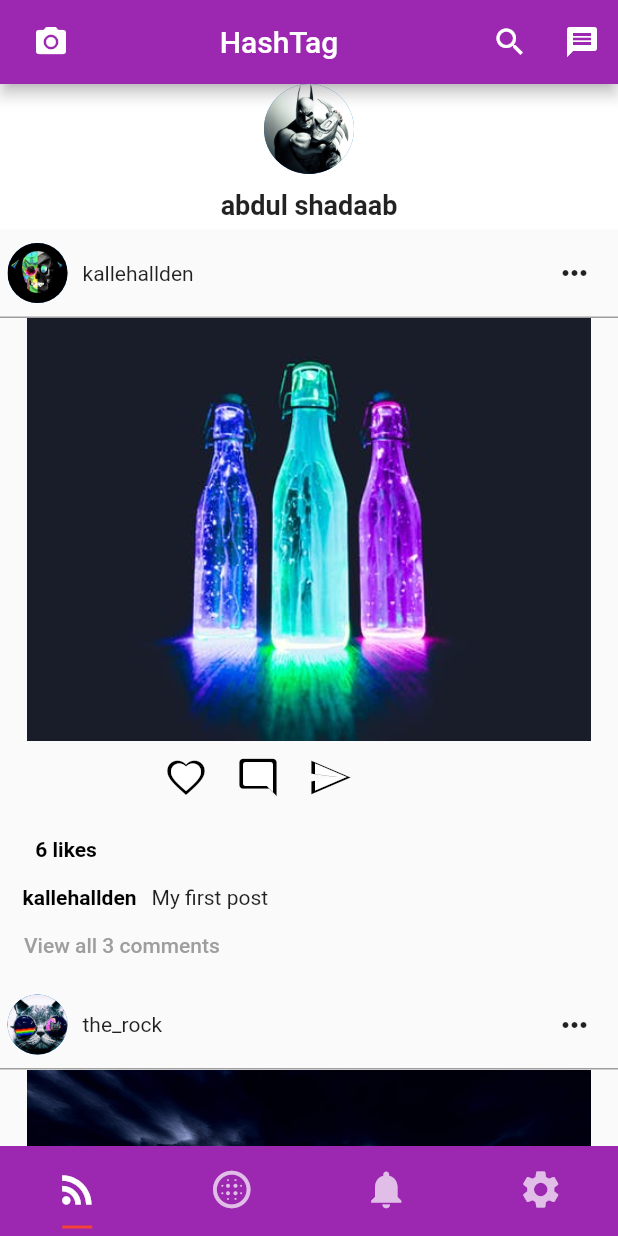
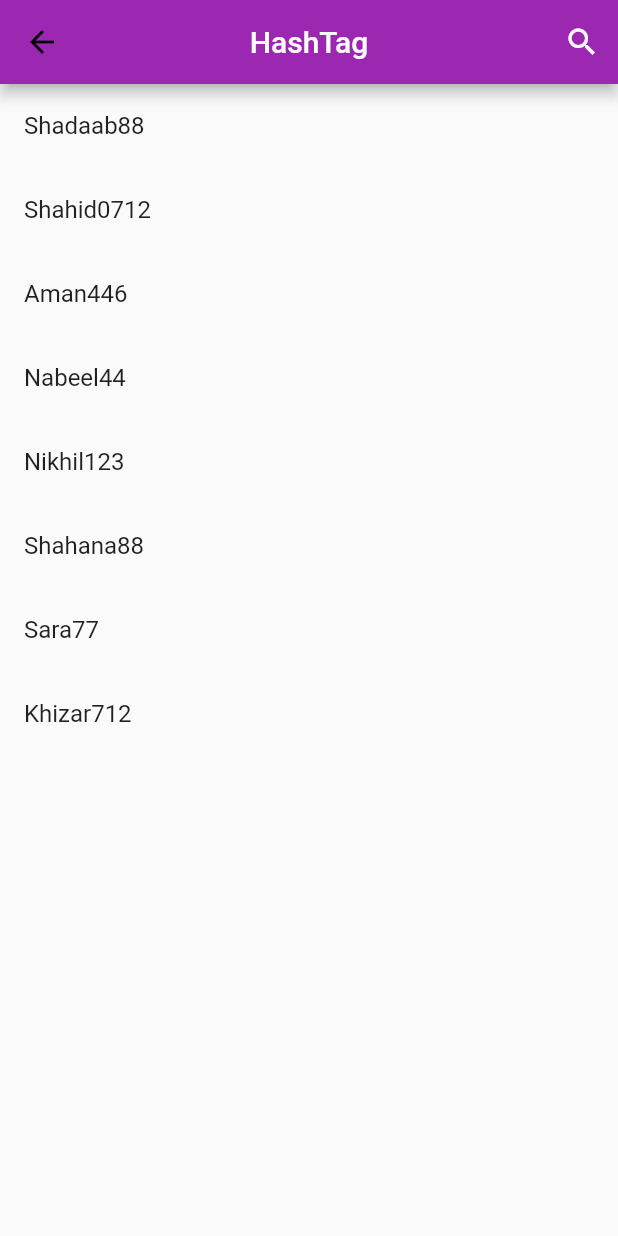
Before and after one commit to shadaab88/hashtagupdate, a Flutter app: the HomePage screen opened directly, after a tap on the "search" icon, on a phone screen of 412 x 824 dp. Run offline on Flutter 3.47's test engine with Material 2 defaults, Android fonts, the light colour scheme and no system bars; our stand-ins replace cloud_firestore, firebase_auth, firebase_storage, flutter_svg, google_sign_in; missing offline and left inert: flutter_facebook_login; accounts and stored records are empty; Roboto replaces fonts that are missing (Aveny, Gotham).

Commit message:
search functionality

```diff
--- a/lib/ui/HomePage.dart
+++ b/lib/ui/HomePage.dart
@@ -20,6 +20,7 @@ class HomePage extends StatefulWidget {
 }
 
 class _HomePageState extends State<HomePage> {
+
   TextEditingController taskTitleInputController;
   TextEditingController taskDescripInputController;
   FirebaseUser currentUser;
@@ -39,6 +40,8 @@ class _HomePageState extends State<HomePage> {
   @override
   Widget build(BuildContext context) {
     return Scaffold(
+      body: new TabLayoutDemo(),
+
         appBar: AppBar(
           backgroundColor: Colors.purple,
           //  backgroundColor: Colors.white,
@@ -63,7 +66,11 @@ class _HomePageState extends State<HomePage> {
             IconButton(
               icon: Icon(Icons.search,color: Colors.white,),
               onPressed: () {
-                print('Click search');
+                Navigator.push(
+                  context,
+                  MaterialPageRoute(builder: (context) => SearchListExample()),
+                );
+                //SearchListExample();
               },
             ),
             IconButton(
@@ -101,8 +108,6 @@ class _HomePageState extends State<HomePage> {
 ////            child: Text("Welcome")),
 ////
 ////      ),
-      body: new TabLayoutDemo(),
-
     );
   }
 
@@ -160,6 +165,168 @@ class TabLayoutDemo extends StatelessWidget {
         ),
       ),
     );
+  }
+}
+
+//app bar start
+class SearchListExample extends StatefulWidget {
+  @override
+  _SearchListExampleState createState() => new _SearchListExampleState();
+}
+
+class _SearchListExampleState extends State<SearchListExample> {
+  Widget appBarTitle = new Text(
+    "HashTag",
+    style: new TextStyle(color: Colors.white),
+  );
+  Icon icon = new Icon(
+    Icons.search,
+    color: Colors.white,
+  );
+  final globalKey = new GlobalKey<ScaffoldState>();
+  final TextEditingController _controller = new TextEditingController();
+  List<dynamic> _list;
+  bool _isSearching;
+  String _searchText = "";
+  List searchresult = new List();
+
+  _SearchListExampleState() {
+    _controller.addListener(() {
+      if (_controller.text.isEmpty) {
+        setState(() {
+          _isSearching = false;
+          _searchText = "";
+        });
+      } else {
+        setState(() {
+          _isSearching = true;
+          _searchText = _controller.text;
+        });
+      }
+    });
+  }
+
+  @override
+  void initState() {
+    super.initState();
+    _isSearching = false;
+    values();
+  }
+
+  void values() {
+    _list = List();
+    _list.add("Shadaab88");
+    _list.add("Shahid0712");
+    _list.add("Aman446");
+    _list.add("Nabeel44");
+    _list.add("Nikhil123");
+    _list.add("Shahana88");
+    _list.add("Sara77");
+    _list.add("Khizar712");
+  }
+
+  @override
+  Widget build(BuildContext context) {
+    return new Scaffold(
+        key: globalKey,
+        appBar: buildAppBar(context),
+        body: new Container(
+          child: new Column(
+            crossAxisAlignment: CrossAxisAlignment.start,
+            mainAxisSize: MainAxisSize.min,
+            children: <Widget>[
+              new Flexible(
+                  child: searchresult.length != 0 || _controller.text.isNotEmpty
+                      ? new ListView.builder(
+                    shrinkWrap: true,
+                    itemCount: searchresult.length,
+                    itemBuilder: (BuildContext context, int index) {
+                      String listData = searchresult[index];
+                      return new ListTile(
+                        title: new Text(listData.toString()),
+                      );
+                    },
+                  )
+                      : new ListView.builder(
+                    shrinkWrap: true,
+                    itemCount: _list.length,
+                    itemBuilder: (BuildContext context, int index) {
+                      String listData = _list[index];
+                      return new ListTile(
+                        title: new Text(listData.toString()),
+                      );
+                    },
+                  ))
+            ],
+          ),
+        ));
+  }
+
+  Widget buildAppBar(BuildContext context) {
+    return new AppBar(
+        backgroundColor: Colors.purple,
+        centerTitle: true, title: appBarTitle, actions: <Widget>[
+      new IconButton(
+        icon: icon,
+        onPressed: () {
+          setState(() {
+            if (this.icon.icon == Icons.search) {
+              this.icon = new Icon(
+                Icons.close,
+                color: Colors.white,
+              );
+              this.appBarTitle = new TextField(
+                controller: _controller,
+                style: new TextStyle(
+                  color: Colors.white,
+                ),
+                decoration: new InputDecoration(
+                    prefixIcon: new Icon(Icons.search, color: Colors.white),
+                    hintText: "Search...",
+                    hintStyle: new TextStyle(color: Colors.white)),
+                onChanged: searchOperation,
+              );
+              _handleSearchStart();
+            } else {
+              _handleSearchEnd();
+            }
+          });
+        },
+      ),
+    ]);
+  }
+
+  void _handleSearchStart() {
+    setState(() {
+      _isSearching = true;
+    });
+  }
+
+  void _handleSearchEnd() {
+    setState(() {
+      this.icon = new Icon(
+        Icons.search,
+        color: Colors.white,
+      );
+      this.appBarTitle = new Text(
+        "HashTag",
+        style: new TextStyle(color: Colors.white),
+      );
+      _isSearching = false;
+      _controller.clear();
+    });
+  }
+
+  void searchOperation(String searchText) {
+    searchresult.clear();
+    if (_isSearching != null) {
+      for (int i = 0; i < _list.length; i++) {
+        String data = _list[i];
+        if (data.toLowerCase().contains(searchText.toLowerCase())) {
+          searchresult.add(data);
+        }
+      }
+    }
   }
 }
 
--- a/lib/views/tabs/feeds.dart
+++ b/lib/views/tabs/feeds.dart
@@ -37,97 +37,97 @@ class _HomePageState extends State<FeedsPage> {
             children: <Widget>[
 
               // profile section start
-          Container(
-            color: Colors.white,
-          width: MediaQuery.of(context).size.width,
-        child: Padding(
-          padding: const EdgeInsets.only(top: 0.0),
-          child: Column(
-            mainAxisAlignment: MainAxisAlignment.center,
-            crossAxisAlignment: CrossAxisAlignment.center,
-            children: <Widget>[
-              //SizedBox(height: 5),
-              CircleAvatar(
-                backgroundImage: AssetImage(
-                  "assets/images/profile6.jpg",
-                  //"assets/cm${random.nextInt(10)}.jpeg",
-                ),
-                radius: 30,
-              ),
-              SizedBox(height: 10),
-              Text(
-                "abdul shadaab",
-                //names[random.nextInt(10)],
-                style: TextStyle(
-                  fontWeight: FontWeight.bold,
-                  fontSize: 18,
-                ),
-              ),
-              SizedBox(height: 6),
-//            Text(
-//              "Status should be here",
-//              style: TextStyle(),
-//            ),
-//            SizedBox(height: 20),
-//            Row(
-//              mainAxisSize: MainAxisSize.min,
-//              children: <Widget>[
-//                FlatButton(
-//                  child: Icon(
-//                    Icons.message,
-//                    color: Colors.white,
-//                  ),
-//                  color: Colors.grey,
-//                  onPressed: () {},
+//          Container(
+//            color: Colors.white,
+//          width: MediaQuery.of(context).size.width,
+//        child: Padding(
+//          padding: const EdgeInsets.only(top: 0.0),
+//          child: Column(
+//            mainAxisAlignment: MainAxisAlignment.center,
+//            crossAxisAlignment: CrossAxisAlignment.center,
+//            children: <Widget>[
+//              //SizedBox(height: 5),
+//              CircleAvatar(
+//                backgroundImage: AssetImage(
+//                  "assets/images/profile6.jpg",
+//                  //"assets/cm${random.nextInt(10)}.jpeg",
 //                ),
-//                SizedBox(width: 10),
-//                FlatButton(
-//                  child: Icon(
-//                    Icons.add,
-//                    color: Colors.white,
-//                  ),
-//                  color: Theme.of(context).accentColor,
-//                  onPressed: () {},
+//                radius: 30,
+//              ),
+//              SizedBox(height: 10),
+//              Text(
+//                "abdul shadaab",
+//                //names[random.nextInt(10)],
+//                style: TextStyle(
+//                  fontWeight: FontWeight.bold,
+//                  fontSize: 18,
 //                ),
-//              ],
-//            ),
-//            SizedBox(height: 40),
-//            Padding(
-//              padding: EdgeInsets.symmetric(horizontal: 50),
-//              child: Row(
-//                mainAxisAlignment: MainAxisAlignment.spaceBetween,
-//                children: <Widget>[
-//                  _buildCategory("Posts"),
-//                  _buildCategory("Friends"),
-//                  _buildCategory("Groups"),
-//                ],
 //              ),
-//            ),
-//            SizedBox(height: 20),
-//            GridView.builder(
-//              shrinkWrap: true,
-//              physics: NeverScrollableScrollPhysics(),
-//              primary: false,
-//              padding: EdgeInsets.all(5),
-//              itemCount: 15,
-//              gridDelegate: SliverGridDelegateWithFixedCrossAxisCount(
-//                crossAxisCount: 3,
-//                childAspectRatio: 200 / 200,
-//              ),
-//              itemBuilder: (BuildContext context, int index) {
-//                return Padding(
-//                  padding: EdgeInsets.all(5.0),
-//                  child: Image.asset(
-//                    "assets/cm${random.nextInt(10)}.jpeg",
-//                    fit: BoxFit.cover,
-//                  ),
-//                );
-//              },
-//            ),
-            ],
-          ),
-        ),
-      ),
+//              SizedBox(height: 6),
+////            Text(
+////              "Status should be here",
+////              style: TextStyle(),
+////            ),
+////            SizedBox(height: 20),
+////            Row(
+////              mainAxisSize: MainAxisSize.min,
+////              children: <Widget>[
+////                FlatButton(
+////                  child: Icon(
+////                    Icons.message,
+////                    color: Colors.white,
+////                  ),
+////                  color: Colors.grey,
+////                  onPressed: () {},
+////                ),
+////                SizedBox(width: 10),
+////                FlatButton(
+////                  child: Icon(
+////                    Icons.add,
+////                    color: Colors.white,
+////                  ),
+////                  color: Theme.of(context).accentColor,
+////                  onPressed: () {},
+////                ),
+////              ],
+////            ),
+////            SizedBox(height: 40),
+////            Padding(
+////              padding: EdgeInsets.symmetric(horizontal: 50),
+////              child: Row(
+////                mainAxisAlignment: MainAxisAlignment.spaceBetween,
+////                children: <Widget>[
+////                  _buildCategory("Posts"),
+////                  _buildCategory("Friends"),
+////                  _buildCategory("Groups"),
+////                ],
+////              ),
+////            ),
+////            SizedBox(height: 20),
+////            GridView.builder(
+////              shrinkWrap: true,
+////              physics: NeverScrollableScrollPhysics(),
+////              primary: false,
+////              padding: EdgeInsets.all(5),
+////              itemCount: 15,
+////              gridDelegate: SliverGridDelegateWithFixedCrossAxisCount(
+////                crossAxisCount: 3,
+////                childAspectRatio: 200 / 200,
+////              ),
+////              itemBuilder: (BuildContext context, int index) {
+////                return Padding(
+////                  padding: EdgeInsets.all(5.0),
+////                  child: Image.asset(
+////                    "assets/cm${random.nextInt(10)}.jpeg",
+////                    fit: BoxFit.cover,
+////                  ),
+////                );
+////              },
+////            ),
+//            ],
+//          ),
+//        ),
+//      ),
 
               //profile section end
               Column(
@@ -231,14 +231,23 @@ class _HomePageState extends State<FeedsPage> {
               child: Row(
                 mainAxisAlignment: MainAxisAlignment.spaceBetween,
                 children: <Widget>[
-                  Row(
+                  Padding(
+                    padding: const EdgeInsets.only(left: 150.0),
+                    child: Column(
                       children: <Widget>[
                         Container(
                           margin: EdgeInsets.only(right: 10),
-                        child: CircleAvatar(backgroundImage: post.user.profilePicture,),
+                          child: CircleAvatar(
+                            backgroundImage: post.user.profilePicture,
+                              radius: 18,
+                          ),
+                        ),
+                        SizedBox(
+                          height: 10.0,
                         ),
                         Text(post.user.username,)
                       ],
+                    ),
                   ),
                   IconButton(
                     icon: Icon(Icons.more_horiz),
```
Lines whose indentation alone changed are shown as unchanged.
